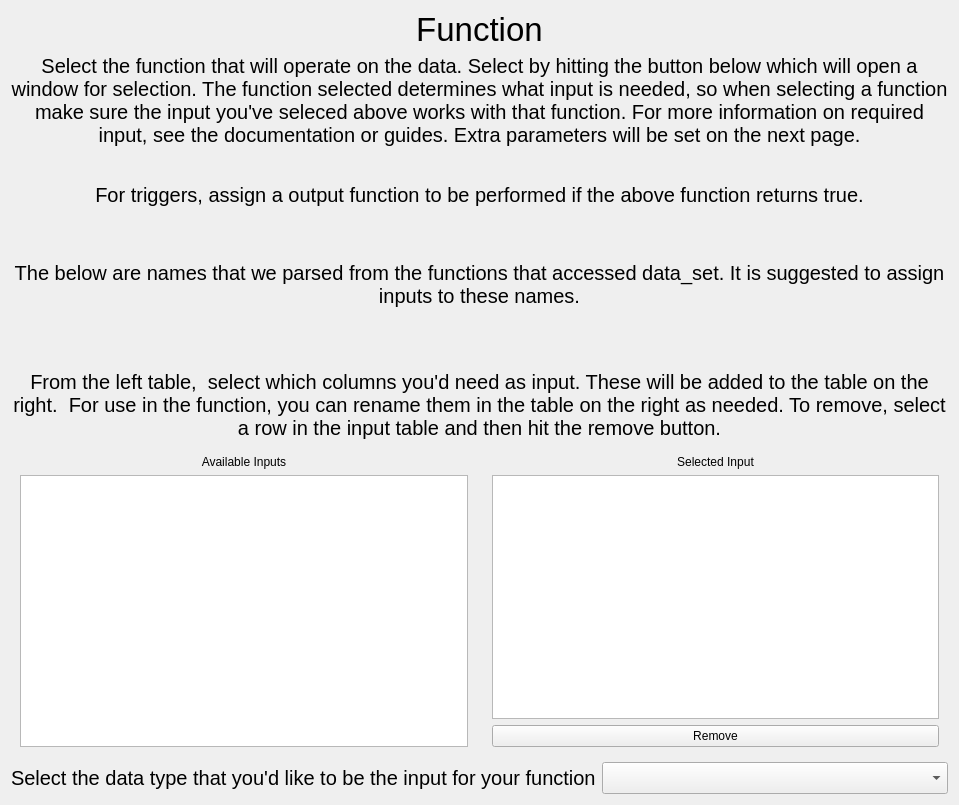
Old version of the form howdyCoder/ui/qtUiFiles/createFunctionAction.ui in the repository rmallow/howdyCoder.
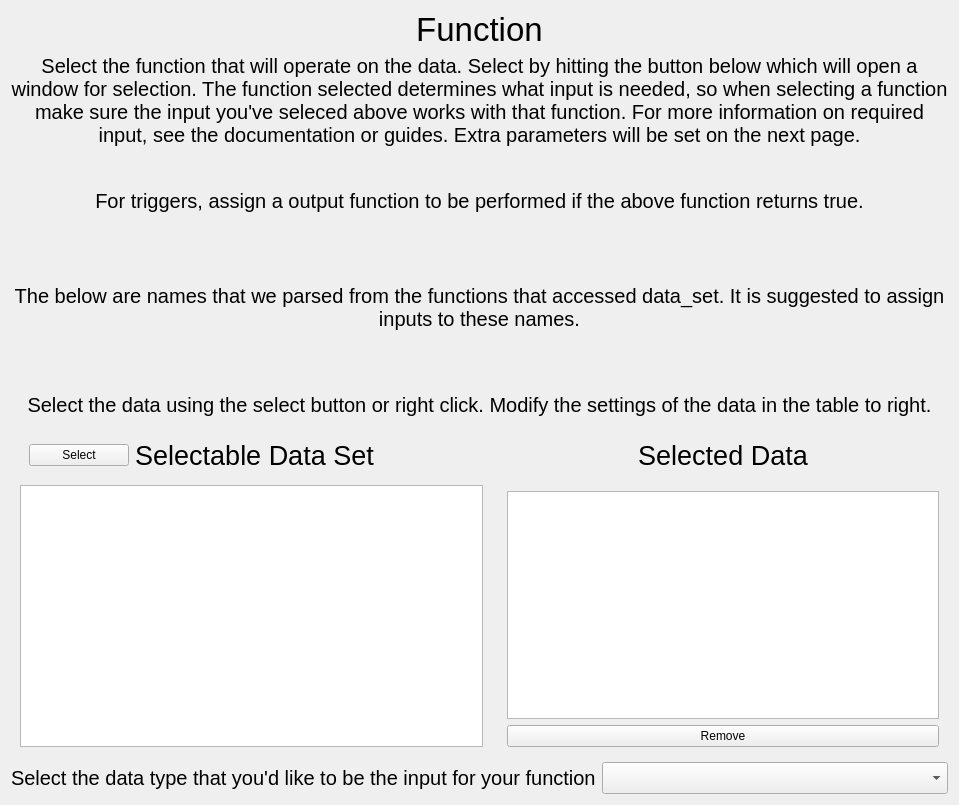
New version of the form.

Commit message: adding expanded labels, fixing action dataset issues, finishing confirm page

```diff
--- a/howdyCoder/ui/qtUiFiles/createFunctionAction.ui
+++ b/howdyCoder/ui/qtUiFiles/createFunctionAction.ui
@@ -243,7 +243,7 @@
       </font>
      </property>
      <property name="text">
-      <string>From the left table,  select which columns you'd need as input. These will be added to the table on the right.  For use in the function, you can rename them in the table on the right as needed. To remove, select a row in the input table and then hit the remove button.</string>
+      <string>Select the data using the select button or right click. Modify the settings of the data in the table to right.</string>
      </property>
      <property name="alignment">
       <set>Qt::AlignCenter</set>
@@ -278,32 +278,69 @@
        <widget class="QWidget" name="widget_2" native="true">
         <layout class="QVBoxLayout" name="verticalLayout_3">
          <item>
+          <widget class="QWidget" name="widget_5" native="true">
+           <layout class="QHBoxLayout" name="horizontalLayout_6">
+            <property name="topMargin">
+             <number>8</number>
+            </property>
+            <property name="bottomMargin">
+             <number>8</number>
+            </property>
+            <item>
+             <widget class="QPushButton" name="select_button">
+              <property name="minimumSize">
+               <size>
+                <width>100</width>
+                <height>0</height>
+               </size>
+              </property>
+              <property name="maximumSize">
+               <size>
+                <width>100</width>
+                <height>16777215</height>
+               </size>
+              </property>
+              <property name="text">
+               <string>Select</string>
+              </property>
+             </widget>
+            </item>
+            <item>
           <widget class="QLabel" name="label_2">
-           <property name="text">
-            <string>Available Inputs</string>
-           </property>
-           <property name="alignment">
-            <set>Qt::AlignCenter</set>
-           </property>
-          </widget>
-         </item>
-         <item>
-          <widget class="QTableView" name="availableInputTable">
            <property name="font">
             <font>
-             <pointsize>18</pointsize>
-            </font>
-           </property>
-           <property name="editTriggers">
-            <set>QAbstractItemView::NoEditTriggers</set>
-           </property>
-           <property name="selectionMode">
-            <enum>QAbstractItemView::NoSelection</enum>
-           </property>
-           <attribute name="horizontalHeaderStretchLastSection">
-            <bool>true</bool>
-           </attribute>
-          </widget>
+                <pointsize>20</pointsize>
+               </font>
+              </property>
+              <property name="text">
+               <string>Selectable Data Set</string>
+              </property>
+              <property name="alignment">
+               <set>Qt::AlignCenter</set>
+              </property>
+             </widget>
+            </item>
+            <item>
+             <spacer name="horizontalSpacer">
+              <property name="orientation">
+               <enum>Qt::Horizontal</enum>
+              </property>
+              <property name="sizeType">
+               <enum>QSizePolicy::Maximum</enum>
+              </property>
+              <property name="sizeHint" stdset="0">
+               <size>
+                <width>100</width>
+                <height>20</height>
+               </size>
+              </property>
+             </spacer>
+            </item>
+           </layout>
+          </widget>
+         </item>
+         <item>
+          <widget class="QGraphicsView" name="graphics_view"/>
          </item>
         </layout>
        </widget>
@@ -312,28 +349,31 @@
        <widget class="QWidget" name="widget_3" native="true">
         <layout class="QVBoxLayout" name="verticalLayout_2">
          <item>
+          <widget class="QWidget" name="widget_6" native="true">
+           <layout class="QHBoxLayout" name="horizontalLayout_7">
+            <property name="topMargin">
+             <number>8</number>
+            </property>
+            <property name="bottomMargin">
+             <number>8</number>
+            </property>
+            <item>
           <widget class="QLabel" name="label_3">
+              <property name="font">
+               <font>
+                <pointsize>20</pointsize>
+                <bold>false</bold>
+               </font>
+              </property>
            <property name="text">
-            <string>Selected Input</string>
+               <string>Selected Data</string>
            </property>
            <property name="alignment">
             <set>Qt::AlignCenter</set>
            </property>
           </widget>
          </item>
-         <item>
-          <widget class="QTableView" name="selectedInputTable">
-           <property name="font">
-            <font>
-             <pointsize>18</pointsize>
-            </font>
-           </property>
-           <property name="selectionMode">
-            <enum>QAbstractItemView::SingleSelection</enum>
-           </property>
-           <attribute name="horizontalHeaderStretchLastSection">
-            <bool>true</bool>
-           </attribute>
+           </layout>
           </widget>
          </item>
          <item>
@@ -354,14 +394,21 @@
             <property name="bottomMargin">
              <number>0</number>
             </property>
+           </layout>
+          </widget>
+         </item>
+         <item>
+          <widget class="QTableView" name="selected_table_view">
+           <attribute name="verticalHeaderVisible">
+            <bool>false</bool>
+           </attribute>
+          </widget>
+         </item>
             <item>
              <widget class="QPushButton" name="removeButton">
               <property name="text">
                <string>Remove</string>
               </property>
-             </widget>
-            </item>
-           </layout>
           </widget>
          </item>
         </layout>
```
Lines whose indentation alone changed are shown as unchanged. The commit also changes 12 other files.
